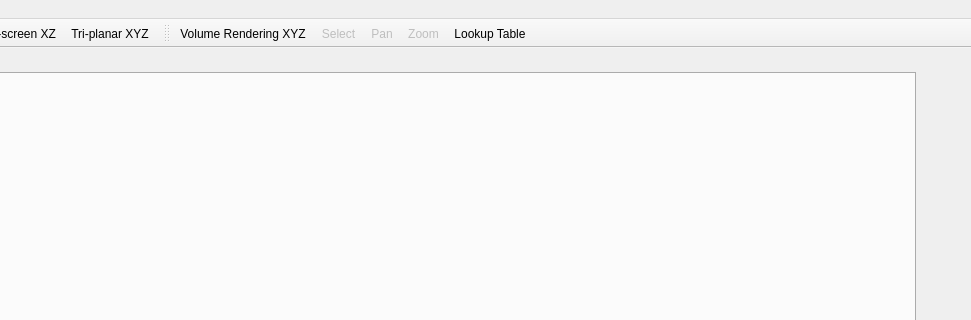
gofigure2/GoFigure2, file trunk/go.ui: the form before one commit; both pictures show x 463 to 1434 and y 0 to 320 of the 1434 by 824 pixel window.
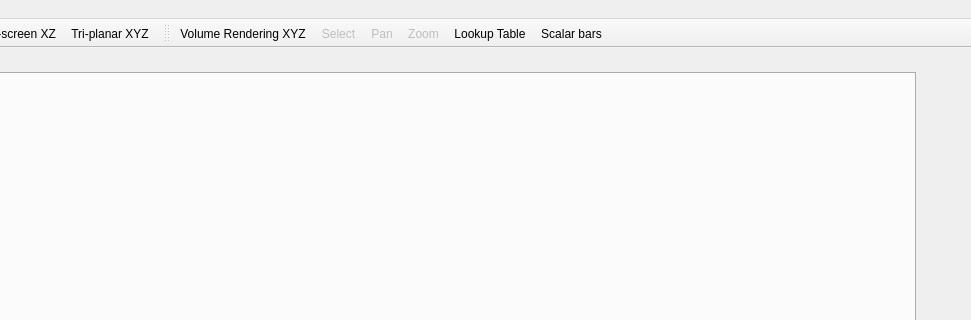
The form after the commit. Icons and pictures are not drawn.

Commit message: show/hide scalar bars option added

Diff of the .ui file:
```diff
--- a/trunk/go.ui
+++ b/trunk/go.ui
@@ -919,6 +919,7 @@
    <addaction name="actionPan" />
    <addaction name="actionZoom" />
    <addaction name="actionLookup_Table" />
+   <addaction name="actionScale_bars" />
   </widget>
   <action name="actionOpen" >
    <property name="checkable" >
@@ -1266,6 +1267,17 @@
     <string>Quad-View</string>
    </property>
   </action>
+  <action name="actionScale_bars" >
+   <property name="checkable" >
+    <bool>true</bool>
+   </property>
+   <property name="checked" >
+    <bool>false</bool>
+   </property>
+   <property name="text" >
+    <string>Scalar bars</string>
+   </property>
+  </action>
  </widget>
  <tabstops>
   <tabstop>m_NucleiTresholdSpinBox</tabstop>
```
Left out of the diff: 1 changed line with no effect on the pictures. The commit also changes 2 other files.
